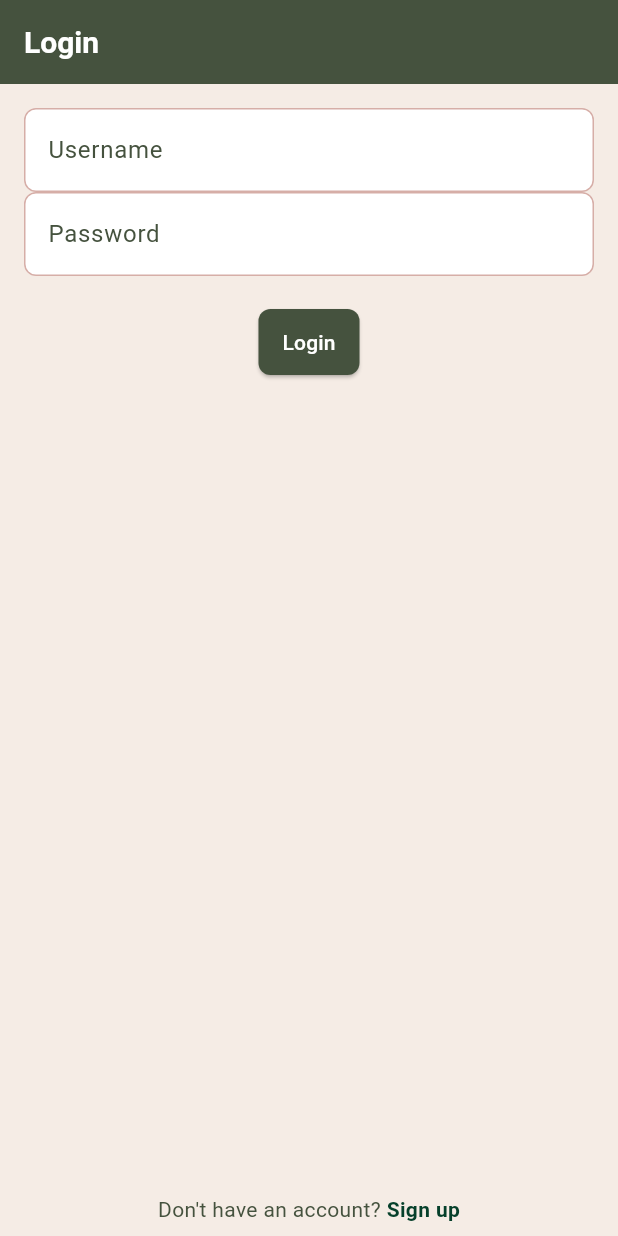
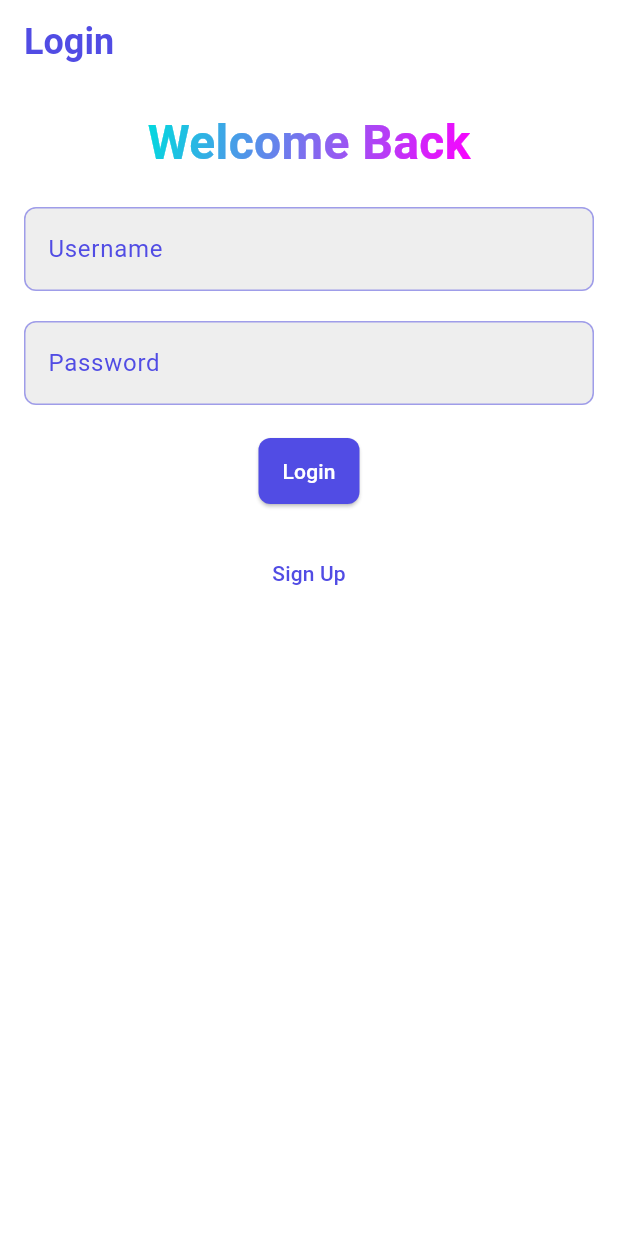
Before and after one commit to anujpaude1/dementia, a Flutter app: the screen it shows after launch, after a tap on "Login", on a phone screen of 412 x 824 dp. Run offline on Flutter 3.47's test engine with Material 3 defaults, Android fonts, the light colour scheme and no system bars; our stand-ins replace animated_text_kit, audioplayers, curved_navigation_bar, flutter_map, flutter_secure_storage, font_awesome_flutter and 6 more; missing offline and left inert: flutter_map_location_marker; network calls fail; statements that could not run were skipped.

Commit message:
Enhance login page with animated text and improved UI elements

```diff
--- a/lib/login.dart
+++ b/lib/login.dart
@@ -11,6 +11,7 @@ import 'package:projects/model/models.dart';
 import 'package:provider/provider.dart';
 import 'package:flutter_secure_storage/flutter_secure_storage.dart';
 import 'package:projects/utils/fetchData.dart';
+import 'package:animated_text_kit/animated_text_kit.dart';
 
 class LoginPage extends StatefulWidget {
   @override
@@ -20,7 +21,24 @@ class LoginPage extends StatefulWidget {
 class _LoginPageState extends State<LoginPage> {
   final TextEditingController _usernameController = TextEditingController();
   final TextEditingController _passwordController = TextEditingController();
+  final FocusNode _usernameFocusNode = FocusNode();
+  final FocusNode _passwordFocusNode = FocusNode();
   final storage = new FlutterSecureStorage();
+  bool _showCogniCare = true;
+
+  @override
+  void initState() {
+    super.initState();
+    _startAnimation();
+  }
+
+  void _startAnimation() async {
+    await Future.delayed(Duration(seconds: 2));
+    setState(() {
+      _showCogniCare = false;
+    });
+  }
+
   Future<void> _login(BuildContext context) async {
     final String username = _usernameController.text;
     final String password = _passwordController.text;
@@ -80,52 +98,110 @@ class _LoginPageState extends State<LoginPage> {
   @override
   Widget build(BuildContext context) {
     return Scaffold(
-      appBar: AppBar(title: Text('Login')),
+        appBar: AppBar(
+        title: AnimatedSwitcher(
+          duration: Duration(seconds: 1),
+          switchInCurve: Curves.easeInOut,
+          switchOutCurve: Curves.easeInOut,
+          transitionBuilder: (Widget child, Animation<double> animation) {
+            return child;
+          },
+          child: TypewriterAnimatedTextKit(
+            key: ValueKey('Login'),
+            text: ['Login'],
+            textStyle: TextStyle(
+              color: Theme.of(context).primaryColor,
+              fontSize: 24.0,
+              fontWeight: FontWeight.bold,
+            ),
+            speed: Duration(milliseconds: 200),
+            repeatForever: true,
+          ),
+        ),
+        backgroundColor: Colors.white,
+      ),
       body: Padding(
         padding: const EdgeInsets.all(16.0),
         child: Column(
+          crossAxisAlignment: CrossAxisAlignment.center,
           children: <Widget>[
-            TextField(
-              controller: _usernameController,
-              decoration: InputDecoration(labelText: 'Username'),
+            ShaderMask(
+              shaderCallback: (bounds) => LinearGradient(
+                colors: [Color(0xFF00DBDE), Color(0xFFFC00FF)],
+                begin: Alignment.topLeft,
+                end: Alignment.bottomRight,
+              ).createShader(bounds),
+              child: Text(
+                'Welcome Back',
+                style: TextStyle(
+                  fontSize: 32,
+                  fontWeight: FontWeight.bold,
+                  fontFamily: 'Roboto',
+                  color: Colors.white, // This color will be masked by the gradient
+                ),
+              ),
             ),
-            TextField(
-              controller: _passwordController,
-              decoration: InputDecoration(labelText: 'Password'),
-              obscureText: true,
+            SizedBox(height: 20),
+            FocusScope(
+              child: Focus(
+                onFocusChange: (focus) {
+                  setState(() {});
+                },
+                child: TextField(
+                  controller: _usernameController,
+                  focusNode: _usernameFocusNode,
+                  decoration: InputDecoration(
+                    hintText: _usernameFocusNode.hasFocus ? '' : 'Username',
+                    border: InputBorder.none,
+                    filled: true,
+                    fillColor: Colors.grey[200],
+                  ),
+                ),
+              ),
+            ),
+            SizedBox(height: 20),
+            FocusScope(
+              child: Focus(
+                onFocusChange: (focus) {
+                  setState(() {});
+                },
+                child: TextField(
+                  controller: _passwordController,
+                  focusNode: _passwordFocusNode,
+                  decoration: InputDecoration(
+                    hintText: _passwordFocusNode.hasFocus ? '' : 'Password',
+                    border: InputBorder.none,
+                    filled: true,
+                    fillColor: Colors.grey[200],
+                  ),
+                  obscureText: true,
+                ),
+              ),
             ),
             SizedBox(height: 20),
             ElevatedButton(
-              onPressed: () => _login(context),
+              onPressed: () {
+                // Handle login
+                  _login(context);
+              },
               child: Text('Login'),
             ),
-          ],
-        ),
-      ),
-      bottomNavigationBar: Padding(
-        padding: const EdgeInsets.all(8.0),
-        child: Row(
-          mainAxisAlignment: MainAxisAlignment.center,
-          children: <Widget>[
-            Text("Don't have an account? "),
-            GestureDetector(
-              onTap: () {
+
+            SizedBox(height: 20),
+            TextButton(
+              onPressed: () {
+                // Handle signup
                 Navigator.push(
                   context,
                   MaterialPageRoute(builder: (context) => SignupPage()),
                 );
               },
-              child: Text(
-                "Sign up",
-                style: TextStyle(
-                  color: Theme.of(context).primaryColor,
-                  fontWeight: FontWeight.bold,
-                ),
-              ),
+              child: Text('Sign Up'),
             ),
           ],
         ),
       ),
     );
+
   }
 }
--- a/lib/main.dart
+++ b/lib/main.dart
@@ -6,22 +6,33 @@ import 'package:projects/patient/route.dart';
 import 'provider/UserProvider.dart';
 import 'package:provider/provider.dart';
 import 'package:flutter/material.dart';
+import 'package:audioplayers/audioplayers.dart';
+
+import 'package:flutter/material.dart';
+
+
+
+import 'package:flutter/material.dart';
+
+import 'package:flutter/material.dart';
 
 final ThemeData appTheme = ThemeData(
   // Base colors
-  primaryColor: const Color(0xFF06402B),
-  scaffoldBackgroundColor: const Color(0xFFF5ECE5),
+  primaryColor: const Color(0xFF514CE4), // Primary color
+  scaffoldBackgroundColor: const Color(0xFFFFFFFF), // White
 
   // Color scheme
   colorScheme: ColorScheme.light(
-    primary: const Color(0xFF06402B), // Dark olive green
-    secondary: const Color(0xFFAD5D50), // Terracotta red
-    background: const Color(0xFFF5ECE5), // Soft beige background
-    surface: const Color(0xFFF5ECE5),
+    primary: const Color(0xFF514CE4), // Primary color
+    secondary: const Color(0xFF757575), // Grey
+    background: const Color(0xFFFFFFFF), // White background
+    surface: const Color(0xFFFFFFFF), // White surface
     onPrimary: Colors.white,
-    onSecondary: Colors.white,
-    onBackground: const Color(0xFF06402B),
-    onSurface: const Color(0xFF45523E),
+    onSecondary: Colors.black,
+    onBackground: const Color(0xFF514CE4),
+    onSurface: const Color(0xFF514CE4),
+    // primaryVariant: const Color(0xFF3B3AC4), // Darker variant of primary color
+    // secondaryVariant: const Color(0xFF6A67E8), // Lighter variant of primary color
   ),
 
   // Text theme
@@ -30,39 +41,39 @@ final ThemeData appTheme = ThemeData(
     displayLarge: TextStyle(
       fontSize: 32,
       fontWeight: FontWeight.bold,
-      color: Colors.black,
+      color: const Color(0xFF514CE4),
     ),
     // App bar and screen titles
     titleLarge: TextStyle(
       fontSize: 24,
       fontWeight: FontWeight.bold,
-      color: Colors.black,
+      color: const Color(0xFF514CE4),
     ),
     // Subtitle text
     titleMedium: TextStyle(
       fontSize: 18,
       fontWeight: FontWeight.w500,
-      color: const Color(0xFF45523E),
+      color: const Color(0xFF757575), // Grey
     ),
     // Body text
     bodyLarge: TextStyle(
       fontSize: 16,
-      color: Colors.black,
+      color: const Color(0xFF514CE4),
     ),
     bodyMedium: TextStyle(
       fontSize: 14,
-      color: const Color(0xFF45523E),
+      color: const Color(0xFF757575), // Grey
     ),
     // Small text like captions
     bodySmall: TextStyle(
       fontSize: 12,
-      color: const Color(0xFFAD5D50),
+      color: const Color(0xFF9E9E9E), // Light grey
     ),
   ),
 
   // AppBar theme
   appBarTheme: AppBarTheme(
-    backgroundColor: const Color(0xFF45523E),
+    backgroundColor: const Color(0xFF514CE4),
     foregroundColor: Colors.white,
     titleTextStyle: const TextStyle(
       fontSize: 20,
@@ -77,7 +88,7 @@ final ThemeData appTheme = ThemeData(
   // Elevated Button theme
   elevatedButtonTheme: ElevatedButtonThemeData(
     style: ElevatedButton.styleFrom(
-      backgroundColor: const Color(0xFF45523E),
+      backgroundColor: const Color(0xFF514CE4),
       foregroundColor: Colors.white,
       padding: const EdgeInsets.symmetric(horizontal: 16, vertical: 12),
       shape: RoundedRectangleBorder(
@@ -89,15 +100,15 @@ final ThemeData appTheme = ThemeData(
   // Text Button theme
   textButtonTheme: TextButtonThemeData(
     style: TextButton.styleFrom(
-      foregroundColor: const Color(0xFF45523E),
+      foregroundColor: const Color(0xFF514CE4),
     ),
   ),
 
   // Outlined Button theme
   outlinedButtonTheme: OutlinedButtonThemeData(
     style: OutlinedButton.styleFrom(
-      foregroundColor: const Color(0xFF45523E),
-      side: BorderSide(color: const Color(0xFF45523E)),
+      foregroundColor: const Color(0xFF514CE4),
+      side: BorderSide(color: const Color(0xFF514CE4)),
       padding: const EdgeInsets.symmetric(horizontal: 16, vertical: 12),
       shape: RoundedRectangleBorder(
         borderRadius: BorderRadius.circular(8),
@@ -108,11 +119,11 @@ final ThemeData appTheme = ThemeData(
   // Card theme
   cardTheme: CardTheme(
     color: Colors.white,
-    elevation: 2,
+    elevation: 4,
     shape: RoundedRectangleBorder(
       borderRadius: BorderRadius.circular(12),
     ),
-    shadowColor: const Color(0xFF45523E).withOpacity(0.3),
+    shadowColor: const Color(0xFF514CE4).withOpacity(0.3),
   ),
 
   // Input Decoration theme
@@ -121,35 +132,35 @@ final ThemeData appTheme = ThemeData(
     fillColor: Colors.white,
     border: OutlineInputBorder(
       borderRadius: BorderRadius.circular(8),
-      borderSide: BorderSide(color: const Color(0xFFAD5D50).withOpacity(0.5)),
+      borderSide: BorderSide(color: const Color(0xFF514CE4).withOpacity(0.5)),
     ),
     focusedBorder: OutlineInputBorder(
       borderRadius: BorderRadius.circular(8),
-      borderSide: BorderSide(color: const Color(0xFF45523E), width: 2),
+      borderSide: BorderSide(color: const Color(0xFF514CE4), width: 2),
     ),
     enabledBorder: OutlineInputBorder(
       borderRadius: BorderRadius.circular(8),
-      borderSide: BorderSide(color: const Color(0xFFAD5D50).withOpacity(0.5)),
+      borderSide: BorderSide(color: const Color(0xFF514CE4).withOpacity(0.5)),
     ),
     labelStyle: TextStyle(
-      color: const Color(0xFF45523E),
+      color: const Color(0xFF514CE4),
     ),
   ),
 
   // Floating Action Button theme
   floatingActionButtonTheme: FloatingActionButtonThemeData(
-    backgroundColor: const Color(0xFFAD5D50),
+    backgroundColor: const Color(0xFF514CE4), // Primary color
     foregroundColor: Colors.white,
   ),
-);
 
-void main() async {
+);void main() async {
   runApp(
     MultiProvider(
       providers: [
         ChangeNotifierProvider(create: (_) => UserProvider()),
         ChangeNotifierProvider(create: (_) => PatientProvider()),
-        ChangeNotifierProvider(create: (_) => CaretakerProvider())
+        ChangeNotifierProvider(create: (_) => CaretakerProvider()),
+        ChangeNotifierProvider(create: (_) => NotesPatient()),
       ],
       child: MyApp(),
     ),
@@ -157,9 +168,11 @@ void main() async {
 }
 
 class MyApp extends StatelessWidget {
+
   @override
   Widget build(BuildContext context) {
     return MaterialApp(
+      debugShowCheckedModeBanner: false,
       title: 'Flutter Demo',
       theme: appTheme,
       home: AuthWrapper(),
@@ -203,8 +216,15 @@ class _AuthWrapperState extends State<AuthWrapper> {
   Widget build(BuildContext context) {
     if (isLoading) {
       return Scaffold(
-        body: Center(
+        body: Container(
           child: CircularProgressIndicator(),
+           decoration: BoxDecoration(
+            gradient: LinearGradient(
+              colors: [Color(0xFF514CE4), Color(0xFF6A67E8)], // Gradient from primary to lighter variant
+              begin: Alignment.centerLeft,
+              end: Alignment.centerRight,
+            ),
+          ),
         ),
       );
     }
```
